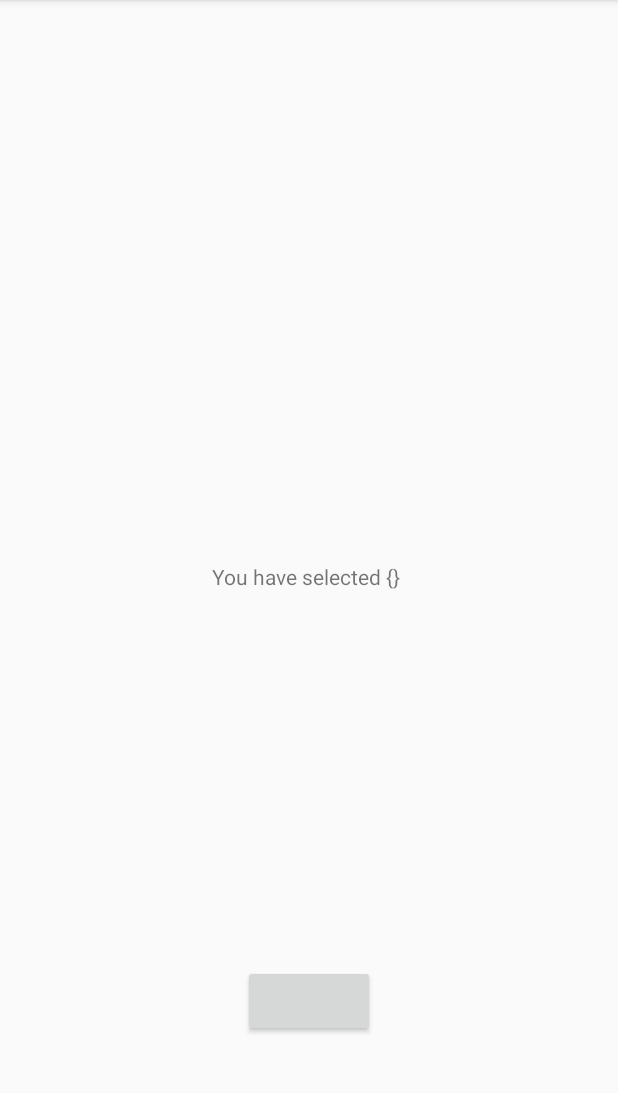
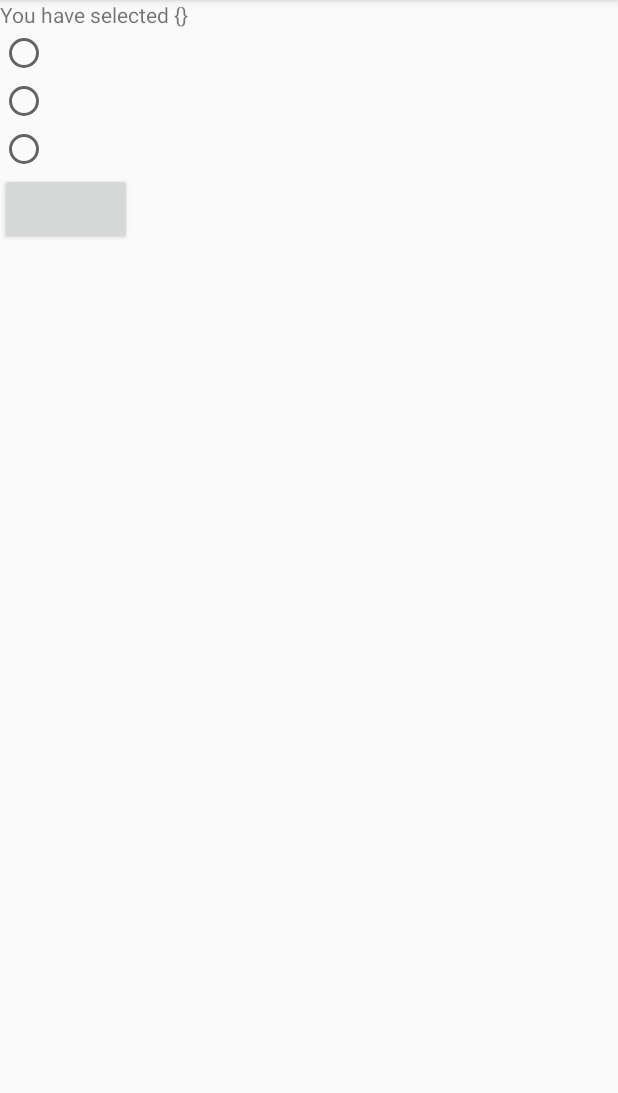
Before and after one commit to seunghwanly/des3776-01-application, an Android app: the screen it shows after launch (MainActivity), on a phone screen of 412 x 824 dp, the part 84-1177 px from its top. Run offline under Robolectric (Android 15) with nearby library versions, the phone set to English and light mode, and no system bars; our stand-ins replace data binding.

Commit message:
added RecyclerView to app
for data binding job

```diff
--- a/android/app/src/main/res/layout/activity_main.xml
+++ b/android/app/src/main/res/layout/activity_main.xml
@@ -1,53 +1,61 @@
 <?xml version="1.0" encoding="utf-8"?>
-<androidx.constraintlayout.widget.ConstraintLayout xmlns:android="http://schemas.android.com/apk/res/android"
+<layout xmlns:android="http://schemas.android.com/apk/res/android"
     xmlns:app="http://schemas.android.com/apk/res-auto"
-    xmlns:tools="http://schemas.android.com/tools"
+    xmlns:tools="http://schemas.android.com/tools">
+
+    <data>
+
+        <variable
+            name="activity"
+            type="com.example.des3776.MainActivity" />
+    </data>
+
+    <LinearLayout
         android:layout_width="match_parent"
         android:layout_height="match_parent"
+        android:orientation="vertical"
         tools:context=".MainActivity">
 
+        <androidx.recyclerview.widget.RecyclerView
+            android:id="@+id/geno_recyclerview"
+            android:layout_width="match_parent"
+            android:layout_height="wrap_content" />
+
         <TextView
+            android:id="@+id/desc_text"
             android:layout_width="wrap_content"
-        android:layout_height="wrap_content"
-        android:id="@+id/desc_text"
-        app:layout_constraintBottom_toBottomOf="parent"
-        app:layout_constraintLeft_toLeftOf="parent"
-        app:layout_constraintRight_toRightOf="parent"
-        app:layout_constraintTop_toTopOf="parent" />
+            android:layout_height="wrap_content" />
 
         <RadioGroup
             android:id="@+id/radio_group"
             android:layout_width="match_parent"
             android:layout_height="wrap_content"
-        android:orientation="vertical"
-        app:layout_constraintTop_toBottomOf="@id/desc_text"
-        app:layout_constraintBottom_toTopOf="@id/req_btn"
-        >
+            android:orientation="vertical">
+
             <RadioButton
                 android:id="@+id/radio_1"
-            android:layout_weight="1"
-            android:layout_width="0dp"
-            android:layout_height="wrap_content" />
+                android:layout_width="match_parent"
+                android:layout_height="wrap_content"
+                android:layout_weight="1" />
+
             <RadioButton
                 android:id="@+id/radio_2"
-            android:layout_weight="1"
-            android:layout_width="0dp"
-            android:layout_height="wrap_content" />
+                android:layout_width="match_parent"
+                android:layout_height="wrap_content"
+                android:layout_weight="1" />
+
             <RadioButton
                 android:id="@+id/radio_3"
-            android:layout_weight="1"
-            android:layout_width="0dp"
-            android:layout_height="wrap_content" />
+                android:layout_width="match_parent"
+                android:layout_height="wrap_content"
+                android:layout_weight="1" />
         </RadioGroup>
 
         <Button
+            android:id="@+id/req_btn"
             android:layout_width="wrap_content"
             android:layout_height="wrap_content"
-        android:id="@+id/req_btn"
-        app:layout_constraintTop_toBottomOf="@id/radio_group"
-        app:layout_constraintLeft_toLeftOf="parent"
-        app:layout_constraintRight_toRightOf="parent"
-        app:layout_constraintBottom_toBottomOf="parent"
-        />
+            android:onClick="@{activity::getEvaluationOfSelectedTestCase}"/>
 
-</androidx.constraintlayout.widget.ConstraintLayout>
+    </LinearLayout>
+</layout>
```
Also changed, not shown: android/app/src/main/java/com/example/des3776/Hypertension.kt (added, +52 -0 lines), android/app/src/main/java/com/example/des3776/HypertensionAdapter.kt (added, +37 -0 lines), android/app/src/main/res/layout/hypertensions_item.xml (added, +76 -0 lines). Lines whose indentation alone changed are shown as unchanged.
